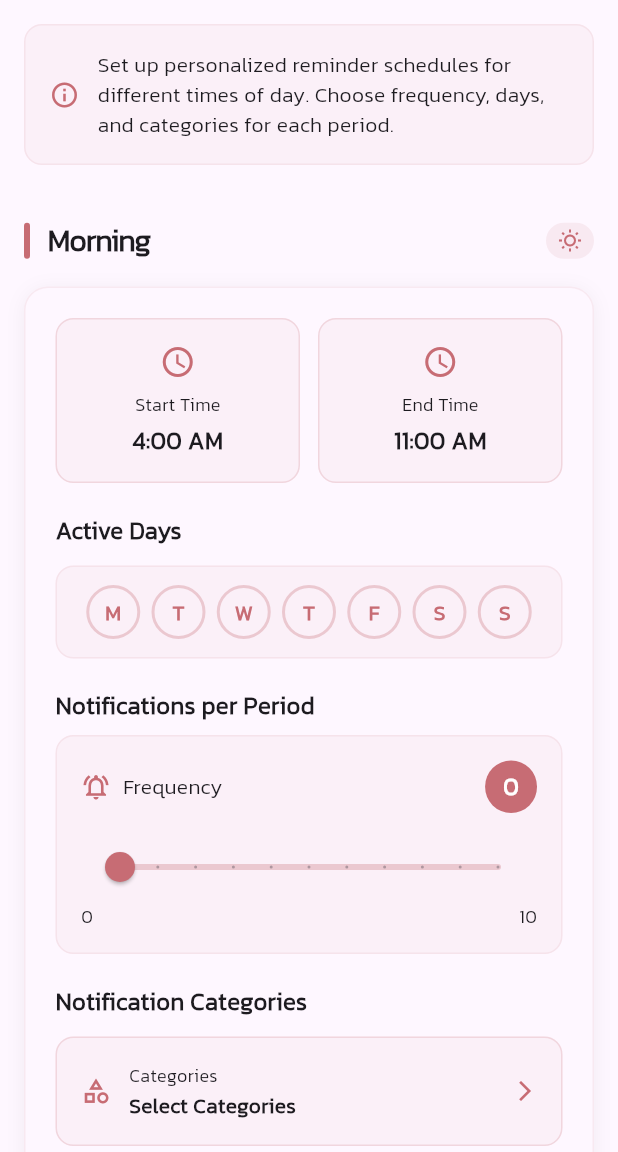
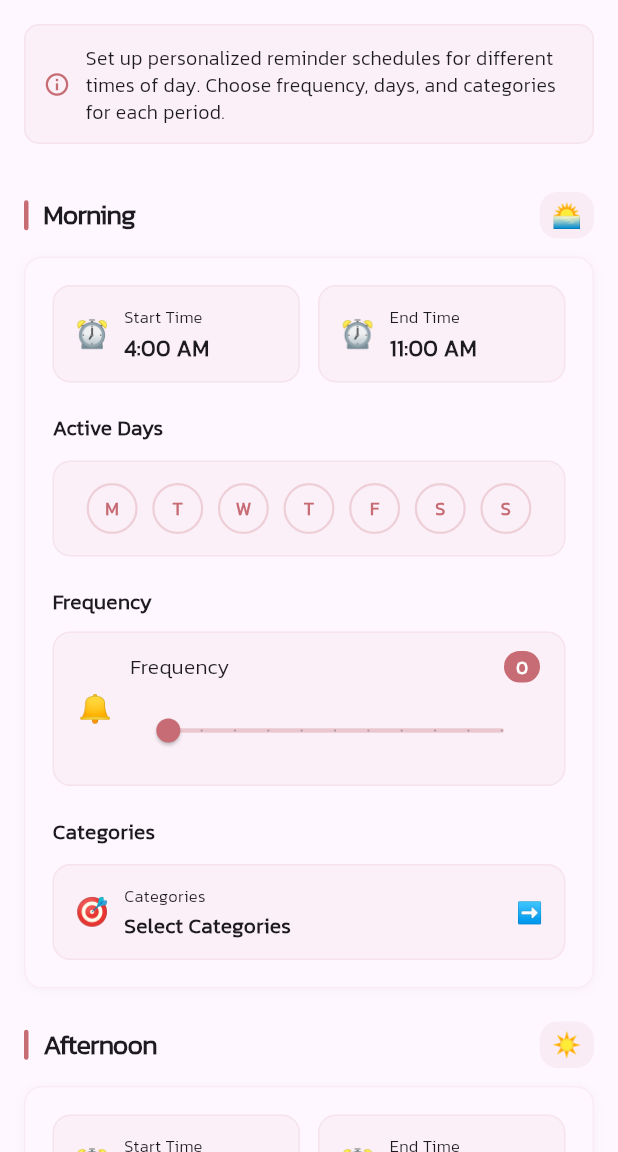
Before and after one commit to dantechu/phraser, a Flutter app: the NotificationSettingsScreen screen opened directly, on a phone screen of 412 x 824 dp, the part 84-1236 px from its top. Run offline on Flutter 3.47's test engine with Material 3 defaults, Android fonts, the phone set to English and light mode, and no system bars; our stand-ins replace cached_network_image, carousel_slider, cloud_firestore, device_info_plus, dio, firebase_analytics and 25 more; missing offline and left inert: colorful_safe_area, flutter_email_sender, in_app_purchase_android, in_app_purchase_storekit, modal_progress_hud_alt, rate_my_app and 1 more; accounts and stored records are empty; generated files the repository leaves out were written again; network calls fail.

Commit message:
Custom notifications screen updated.

```diff
--- a/phraser/lib/screens/notification_settings/notification_settings.dart
+++ b/phraser/lib/screens/notification_settings/notification_settings.dart
@@ -95,10 +95,10 @@ class _NotificationSettingsScreenState extends State<NotificationSettingsScreen>
                 // Header description
                 Container(
                   margin: const EdgeInsets.all(16),
-                  padding: const EdgeInsets.all(16),
+                  padding: const EdgeInsets.all(12),
                   decoration: BoxDecoration(
                     color: Theme.of(context).primaryColor.withOpacity(0.05),
-                    borderRadius: BorderRadius.circular(12),
+                    borderRadius: BorderRadius.circular(10),
                     border: Border.all(
                       color: Theme.of(context).primaryColor.withOpacity(0.1),
                       width: 1,
@@ -109,15 +109,15 @@ class _NotificationSettingsScreenState extends State<NotificationSettingsScreen>
                       Icon(
                         Icons.info_outline,
                         color: Theme.of(context).primaryColor,
-                        size: 20,
+                        size: 18,
                       ),
-                      const SizedBox(width: 12),
+                      const SizedBox(width: 10),
                       Expanded(
                         child: Text(
                           'Set up personalized reminder schedules for different times of day. Choose frequency, days, and categories for each period.',
                           style: TextStyle(
                             color: Theme.of(context).textTheme.bodyMedium?.color,
-                            fontSize: 14,
+                            fontSize: 13,
                             height: 1.4,
                           ),
                         ),
--- a/phraser/lib/screens/notification_settings/widgets/days_of_week.dart
+++ b/phraser/lib/screens/notification_settings/widgets/days_of_week.dart
@@ -26,7 +26,7 @@ class _DaysOfWeekWidgetState extends State<DaysOfWeekWidget> {
   @override
   Widget build(BuildContext context) {
     return Container(
-      padding: const EdgeInsets.all(12),
+      padding: const EdgeInsets.symmetric(horizontal: 12, vertical: 14),
       decoration: BoxDecoration(
         color: Theme.of(context).primaryColor.withOpacity(0.05),
         borderRadius: BorderRadius.circular(12),
@@ -62,8 +62,8 @@ class _DaysOfWeekWidgetState extends State<DaysOfWeekWidget> {
       },
       child: AnimatedContainer(
         duration: const Duration(milliseconds: 200),
-        width: 36,
-        height: 36,
+        width: 34,
+        height: 34,
         decoration: BoxDecoration(
           shape: BoxShape.circle,
           color: isSelected
@@ -72,8 +72,8 @@ class _DaysOfWeekWidgetState extends State<DaysOfWeekWidget> {
           border: Border.all(
             color: isSelected
                 ? Theme.of(context).primaryColor
-                : Theme.of(context).primaryColor.withOpacity(0.3),
-            width: 2,
+                : Theme.of(context).primaryColor.withOpacity(0.25),
+            width: 1.5,
           ),
           boxShadow: isSelected
               ? [
@@ -93,7 +93,7 @@ class _DaysOfWeekWidgetState extends State<DaysOfWeekWidget> {
                   ? Colors.white
                   : Theme.of(context).primaryColor,
               fontWeight: FontWeight.bold,
-              fontSize: 14,
+              fontSize: 12,
             ),
           ),
         ),
--- a/phraser/lib/screens/notification_settings/widgets/notification_title_widget.dart
+++ b/phraser/lib/screens/notification_settings/widgets/notification_title_widget.dart
@@ -10,24 +10,24 @@ class NotificationTitleWidget extends StatelessWidget {
   @override
   Widget build(BuildContext context) {
     return Container(
-      margin: const EdgeInsets.only(top: 20.0, bottom: 8.0, left: 16.0, right: 16.0),
+      margin: const EdgeInsets.only(top: 16.0, bottom: 6.0, left: 16.0, right: 16.0),
       child: Row(
         children: [
           Container(
-            width: 4,
-            height: 24,
+            width: 3,
+            height: 20,
             decoration: BoxDecoration(
               color: Theme.of(context).primaryColor,
               borderRadius: BorderRadius.circular(2),
             ),
           ),
-          const SizedBox(width: 12),
+          const SizedBox(width: 10),
           Expanded(
             child: Text(
               title,
               style: TextStyle(
                 color: Theme.of(context).textTheme.headlineSmall?.color,
-                fontSize: 20,
+                fontSize: 18,
                 fontWeight: FontWeight.bold,
                 letterSpacing: -0.5,
               ),
@@ -36,13 +36,12 @@ class NotificationTitleWidget extends StatelessWidget {
           Container(
             padding: const EdgeInsets.symmetric(horizontal: 8, vertical: 4),
             decoration: BoxDecoration(
-              color: Theme.of(context).primaryColor.withOpacity(0.1),
+              color: Theme.of(context).primaryColor.withOpacity(0.08),
               borderRadius: BorderRadius.circular(12),
             ),
-            child: Icon(
-              _getTimeIcon(),
-              color: Theme.of(context).primaryColor,
-              size: 16,
+            child: Text(
+              _getTimeEmoji(),
+              style: const TextStyle(fontSize: 16),
             ),
           ),
         ],
@@ -50,18 +49,18 @@ class NotificationTitleWidget extends StatelessWidget {
     );
   }
 
-  IconData _getTimeIcon() {
+  String _getTimeEmoji() {
     switch (title.toLowerCase()) {
       case 'morning':
-        return Icons.wb_sunny_outlined;
+        return '🌅';
       case 'afternoon':
-        return Icons.wb_sunny;
+        return '☀️';
       case 'evening':
-        return Icons.wb_twilight;
+        return '🌆';
       case 'midnight':
-        return Icons.bedtime_outlined;
+        return '🌙';
       default:
-        return Icons.schedule;
+        return '⏰';
     }
   }
 }
--- a/phraser/lib/screens/notification_settings/widgets/specific_time_notification_widget.dart
+++ b/phraser/lib/screens/notification_settings/widgets/specific_time_notification_widget.dart
@@ -192,24 +192,24 @@ class _SpecificTimeNotificationWidgetState extends State<SpecificTimeNotificatio
   @override
   Widget build(BuildContext context) {
     return Container(
-      margin: const EdgeInsets.symmetric(horizontal: 16.0, vertical: 8.0),
+      margin: const EdgeInsets.symmetric(horizontal: 16.0, vertical: 6.0),
       decoration: BoxDecoration(
         color: Theme.of(context).cardColor,
-        borderRadius: BorderRadius.circular(16.0),
+        borderRadius: BorderRadius.circular(12.0),
         boxShadow: [
           BoxShadow(
-            color: Colors.black.withOpacity(0.05),
-            blurRadius: 10,
-            offset: const Offset(0, 2),
+            color: Colors.black.withOpacity(0.03),
+            blurRadius: 6,
+            offset: const Offset(0, 1),
           ),
         ],
         border: Border.all(
-          color: Theme.of(context).primaryColor.withOpacity(0.1),
+          color: Theme.of(context).primaryColor.withOpacity(0.08),
           width: 1,
         ),
       ),
       child: Padding(
-        padding: const EdgeInsets.all(20.0),
+        padding: const EdgeInsets.all(18.0),
         child: Column(
           crossAxisAlignment: CrossAxisAlignment.start,
           children: [
@@ -221,7 +221,7 @@ class _SpecificTimeNotificationWidgetState extends State<SpecificTimeNotificatio
                     context,
                     title: 'Start Time',
                     time: _startTime.format(context),
-                    icon: Icons.schedule,
+                    emoji: '⏰',
                     onTap: () => _selectStartTime(context),
                   ),
                 ),
@@ -231,7 +231,7 @@ class _SpecificTimeNotificationWidgetState extends State<SpecificTimeNotificatio
                     context,
                     title: 'End Time',
                     time: _endTime.format(context),
-                    icon: Icons.schedule_outlined,
+                    emoji: '⏰',
                     onTap: () => _selectEndTime(context),
                   ),
                 ),
@@ -243,7 +243,7 @@ class _SpecificTimeNotificationWidgetState extends State<SpecificTimeNotificatio
             Text(
               'Active Days',
               style: TextStyle(
-                fontSize: 16,
+                fontSize: 14,
                 fontWeight: FontWeight.w600,
                 color: Theme.of(context).textTheme.titleMedium?.color,
               ),
@@ -258,16 +258,16 @@ class _SpecificTimeNotificationWidgetState extends State<SpecificTimeNotificatio
             const SizedBox(height: 20),
             // Frequency Section
             Text(
-              'Notifications per Period',
+              'Frequency',
               style: TextStyle(
-                fontSize: 16,
+                fontSize: 14,
                 fontWeight: FontWeight.w600,
                 color: Theme.of(context).textTheme.titleMedium?.color,
               ),
             ),
-            const SizedBox(height: 8),
+            const SizedBox(height: 10),
             Container(
-              padding: const EdgeInsets.all(16),
+              padding: const EdgeInsets.symmetric(horizontal: 16, vertical: 12),
               decoration: BoxDecoration(
                 color: Theme.of(context).primaryColor.withOpacity(0.05),
                 borderRadius: BorderRadius.circular(12),
@@ -276,53 +276,54 @@ class _SpecificTimeNotificationWidgetState extends State<SpecificTimeNotificatio
                   width: 1,
                 ),
               ),
+              child: Row(
+                children: [
+                  Text(
+                    '🔔',
+                    style: const TextStyle(fontSize: 18),
+                  ),
+                  const SizedBox(width: 12),
+                  Expanded(
                     child: Column(
+                      crossAxisAlignment: CrossAxisAlignment.start,
                       children: [
                         Row(
                           mainAxisAlignment: MainAxisAlignment.spaceBetween,
                           children: [
-                      Row(
-                        children: [
-                          Icon(
-                            Icons.notifications_active_outlined,
-                            color: Theme.of(context).primaryColor,
-                            size: 20,
-                          ),
-                          const SizedBox(width: 8),
                             Text(
                               'Frequency',
                               style: TextStyle(
                                 fontWeight: FontWeight.w500,
+                                fontSize: 14,
                                 color: Theme.of(context).textTheme.bodyMedium?.color,
                               ),
                             ),
-                        ],
-                      ),
                             Container(
-                        padding: const EdgeInsets.symmetric(horizontal: 12, vertical: 6),
+                              padding: const EdgeInsets.symmetric(horizontal: 8, vertical: 2),
                               decoration: BoxDecoration(
                                 color: Theme.of(context).primaryColor,
-                          borderRadius: BorderRadius.circular(20),
+                                borderRadius: BorderRadius.circular(12),
                               ),
                               child: Text(
                                 '${_frequency.toInt()}',
                                 style: const TextStyle(
                                   color: Colors.white,
                                   fontWeight: FontWeight.bold,
-                            fontSize: 16,
+                                  fontSize: 12,
                                 ),
                               ),
                             ),
                           ],
                         ),
-                  const SizedBox(height: 12),
+                        const SizedBox(height: 8),
                         SliderTheme(
                           data: SliderTheme.of(context).copyWith(
                             activeTrackColor: Theme.of(context).primaryColor,
                             inactiveTrackColor: Theme.of(context).primaryColor.withOpacity(0.3),
                             thumbColor: Theme.of(context).primaryColor,
                             overlayColor: Theme.of(context).primaryColor.withOpacity(0.1),
-                      trackHeight: 4,
+                            trackHeight: 3,
+                            thumbShape: const RoundSliderThumbShape(enabledThumbRadius: 8),
                           ),
                           child: Slider(
                             value: _frequency,
@@ -332,24 +333,8 @@ class _SpecificTimeNotificationWidgetState extends State<SpecificTimeNotificatio
                             onChanged: _onFrequencyChanged,
                           ),
                         ),
-                  Row(
-                    mainAxisAlignment: MainAxisAlignment.spaceBetween,
-                    children: [
-                      Text(
-                        '0',
-                        style: TextStyle(
-                          color: Theme.of(context).textTheme.bodySmall?.color,
-                          fontSize: 12,
+                      ],
                     ),
-                      ),
-                      Text(
-                        '10',
-                        style: TextStyle(
-                          color: Theme.of(context).textTheme.bodySmall?.color,
-                          fontSize: 12,
-                        ),
-                      ),
-                    ],
                   ),
                 ],
               ),
@@ -357,9 +342,9 @@ class _SpecificTimeNotificationWidgetState extends State<SpecificTimeNotificatio
             const SizedBox(height: 20),
             // Categories Section
             Text(
-              'Notification Categories',
+              'Categories',
               style: TextStyle(
-                fontSize: 16,
+                fontSize: 14,
                 fontWeight: FontWeight.w600,
                 color: Theme.of(context).textTheme.titleMedium?.color,
               ),
@@ -376,44 +361,50 @@ class _SpecificTimeNotificationWidgetState extends State<SpecificTimeNotificatio
   Widget _buildTimeCard(BuildContext context, {
     required String title,
     required String time,
-    required IconData icon,
+    required String emoji,
     required VoidCallback onTap,
   }) {
     return GestureDetector(
       onTap: onTap,
       child: Container(
-        padding: const EdgeInsets.all(16),
+        padding: const EdgeInsets.symmetric(horizontal: 14, vertical: 12),
         decoration: BoxDecoration(
           color: Theme.of(context).primaryColor.withOpacity(0.05),
           borderRadius: BorderRadius.circular(12),
           border: Border.all(
-            color: Theme.of(context).primaryColor.withOpacity(0.2),
+            color: Theme.of(context).primaryColor.withOpacity(0.1),
             width: 1,
           ),
         ),
+        child: Row(
+          children: [
+            Text(
+              emoji,
+              style: const TextStyle(fontSize: 18),
+            ),
+            const SizedBox(width: 10),
+            Expanded(
               child: Column(
+                crossAxisAlignment: CrossAxisAlignment.start,
                 children: [
-            Icon(
-              icon,
-              color: Theme.of(context).primaryColor,
-              size: 24,
-            ),
-            const SizedBox(height: 8),
                   Text(
                     title,
                     style: TextStyle(
-                fontSize: 12,
+                      fontSize: 11,
                       fontWeight: FontWeight.w500,
                       color: Theme.of(context).textTheme.bodySmall?.color,
                     ),
                   ),
-            const SizedBox(height: 4),
+                  const SizedBox(height: 2),
                   Text(
                     time,
                     style: TextStyle(
-                fontSize: 16,
+                      fontSize: 15,
                       fontWeight: FontWeight.bold,
                       color: Theme.of(context).textTheme.titleMedium?.color,
+                    ),
+                  ),
+                ],
               ),
             ),
           ],
@@ -460,23 +451,22 @@ class _SpecificTimeNotificationWidgetState extends State<SpecificTimeNotificatio
       },
       child: Container(
         width: double.infinity,
-        padding: const EdgeInsets.all(16),
+        padding: const EdgeInsets.symmetric(horizontal: 14, vertical: 12),
         decoration: BoxDecoration(
           color: Theme.of(context).primaryColor.withOpacity(0.05),
           borderRadius: BorderRadius.circular(12),
           border: Border.all(
-            color: Theme.of(context).primaryColor.withOpacity(0.2),
+            color: Theme.of(context).primaryColor.withOpacity(0.1),
             width: 1,
           ),
         ),
         child: Row(
           children: [
-            Icon(
-              Icons.category_outlined,
-              color: Theme.of(context).primaryColor,
-              size: 20,
+            Text(
+              '🎯',
+              style: const TextStyle(fontSize: 18),
             ),
-            const SizedBox(width: 12),
+            const SizedBox(width: 10),
             Expanded(
               child: Column(
                 crossAxisAlignment: CrossAxisAlignment.start,
@@ -484,7 +474,7 @@ class _SpecificTimeNotificationWidgetState extends State<SpecificTimeNotificatio
                   Text(
                     'Categories',
                     style: TextStyle(
-                      fontSize: 12,
+                      fontSize: 11,
                       fontWeight: FontWeight.w500,
                       color: Theme.of(context).textTheme.bodySmall?.color,
                     ),
@@ -501,10 +491,9 @@ class _SpecificTimeNotificationWidgetState extends State<SpecificTimeNotificatio
                 ],
               ),
             ),
-            Icon(
-              Icons.arrow_forward_ios,
-              color: Theme.of(context).primaryColor,
-              size: 16,
+            Text(
+              '➡️',
+              style: const TextStyle(fontSize: 14),
             ),
           ],
         ),
```
Lines whose indentation alone changed are shown as unchanged.
